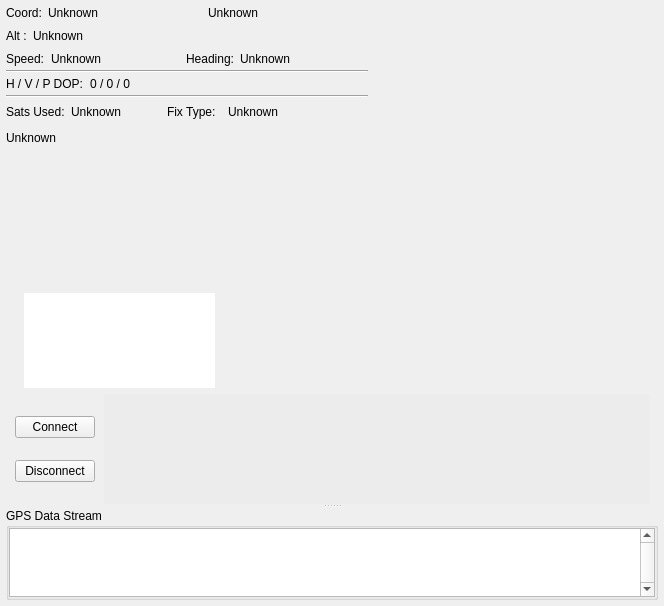
Old version of the form ground/gcs/src/plugins/gpsdisplay/gpsdisplaywidget.ui in the repository librepilot/LibrePilot.
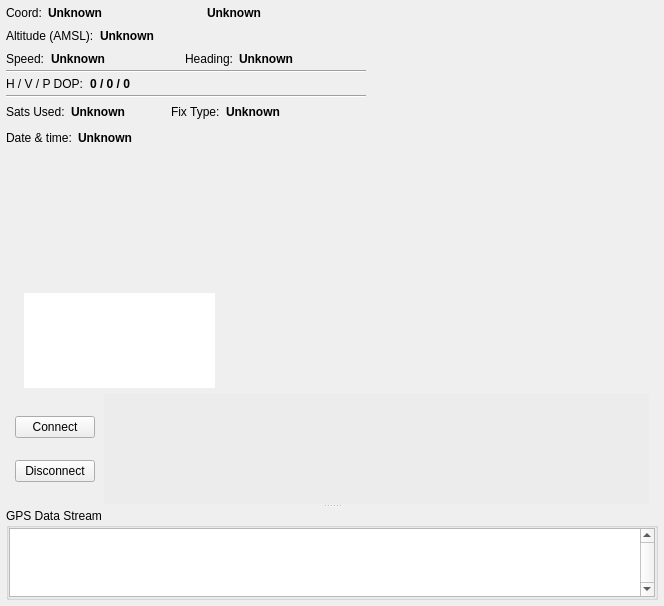
New version of the form. Custom widgets are drawn as their Qt base class.

Commit message:
LP-536 Second part of visual improvements for the GPS widget
- Improve Alt label in the GPS display widget. The displayed altitude is Above Mean Sea Level (AMSL).
  AMSL label has been added to clarify the reference from which this altitude is measured.
- Make values bold to draw more attention to them. The labels are less important.
- Replaced an empty horizontal layout by a vertical spacer

The edit to the form file:
```diff
--- a/ground/gcs/src/plugins/gpsdisplay/gpsdisplaywidget.ui
+++ b/ground/gcs/src/plugins/gpsdisplay/gpsdisplaywidget.ui
@@ -83,6 +83,12 @@
            </item>
            <item>
             <widget class="QLabel" name="coord_value">
+             <property name="font">
+              <font>
+               <weight>75</weight>
+               <bold>true</bold>
+              </font>
+             </property>
              <property name="text">
               <string>Unknown</string>
              </property>
@@ -106,6 +112,12 @@
            </item>
            <item>
             <widget class="QLabel" name="coord_value_2">
+             <property name="font">
+              <font>
+               <weight>75</weight>
+               <bold>true</bold>
+              </font>
+             </property>
              <property name="text">
               <string>Unknown</string>
              </property>
@@ -153,7 +165,7 @@
            <item>
             <widget class="QLabel" name="alt_label">
              <property name="text">
-              <string>Alt :</string>
+              <string>Altitude (AMSL):</string>
              </property>
             </widget>
            </item>
@@ -175,6 +187,12 @@
            </item>
            <item>
             <widget class="QLabel" name="coord_value_3">
+             <property name="font">
+              <font>
+               <weight>75</weight>
+               <bold>true</bold>
+              </font>
+             </property>
              <property name="text">
               <string>Unknown</string>
              </property>
@@ -241,6 +259,12 @@
            </item>
            <item>
             <widget class="QLabel" name="speed_value">
+             <property name="font">
+              <font>
+               <weight>75</weight>
+               <bold>true</bold>
+              </font>
+             </property>
              <property name="text">
               <string>Unknown</string>
              </property>
@@ -290,6 +314,12 @@
            </item>
            <item>
             <widget class="QLabel" name="bear_value">
+             <property name="font">
+              <font>
+               <weight>75</weight>
+               <bold>true</bold>
+              </font>
+             </property>
              <property name="text">
               <string>Unknown</string>
              </property>
@@ -363,6 +393,12 @@
            </item>
            <item>
             <widget class="QLabel" name="dop_value">
+             <property name="font">
+              <font>
+               <weight>75</weight>
+               <bold>true</bold>
+              </font>
+             </property>
              <property name="text">
               <string>0 / 0 / 0</string>
              </property>
@@ -410,7 +446,7 @@
           </spacer>
          </item>
          <item>
-          <layout class="QHBoxLayout" name="infoHorizontalLayout4" stretch="0,0,1,0,0,0,0,0,0,0">
+          <layout class="QHBoxLayout" name="infoHorizontalLayout4" stretch="0,0,1,0,0,0,0,0,0">
            <property name="spacing">
             <number>0</number>
            </property>
@@ -457,6 +493,12 @@
                <height>16777215</height>
               </size>
              </property>
+             <property name="font">
+              <font>
+               <weight>75</weight>
+               <bold>true</bold>
+              </font>
+             </property>
              <property name="text">
               <string>Unknown</string>
              </property>
@@ -514,22 +556,6 @@
              </property>
             </spacer>
            </item>
-           <item>
-            <spacer name="horizontalSpacer_12">
-             <property name="orientation">
-              <enum>Qt::Horizontal</enum>
-             </property>
-             <property name="sizeType">
-              <enum>QSizePolicy::Expanding</enum>
-             </property>
-             <property name="sizeHint" stdset="0">
-              <size>
-               <width>6</width>
-               <height>0</height>
-              </size>
-             </property>
-            </spacer>
-           </item>
            <item>
             <widget class="QLabel" name="fix_value">
              <property name="minimumSize">
@@ -538,6 +564,12 @@
                <height>0</height>
               </size>
              </property>
+             <property name="font">
+              <font>
+               <weight>75</weight>
+               <bold>true</bold>
+              </font>
+             </property>
              <property name="text">
               <string>Unknown</string>
              </property>
@@ -575,13 +607,36 @@
           </spacer>
          </item>
          <item>
-          <layout class="QHBoxLayout" name="infoHorizontalLayout5" stretch="0,0">
+          <layout class="QHBoxLayout" name="infoHorizontalLayout5" stretch="0,0,0,0">
            <property name="spacing">
             <number>0</number>
            </property>
            <property name="topMargin">
             <number>0</number>
            </property>
+           <item>
+            <widget class="QLabel" name="datetime_label">
+             <property name="text">
+              <string>Date &amp; time:</string>
+             </property>
+            </widget>
+           </item>
+           <item>
+            <spacer name="horizontalSpacer_22">
+             <property name="orientation">
+              <enum>Qt::Horizontal</enum>
+             </property>
+             <property name="sizeType">
+              <enum>QSizePolicy::Minimum</enum>
+             </property>
+             <property name="sizeHint" stdset="0">
+              <size>
+               <width>6</width>
+               <height>0</height>
+              </size>
+             </property>
+            </spacer>
+           </item>
            <item>
             <widget class="QLabel" name="time_value">
              <property name="maximumSize">
@@ -590,6 +645,12 @@
                <height>16777215</height>
               </size>
              </property>
+             <property name="font">
+              <font>
+               <weight>75</weight>
+               <bold>true</bold>
+              </font>
+             </property>
              <property name="text">
               <string>Unknown</string>
              </property>
@@ -611,11 +672,20 @@
           </layout>
          </item>
          <item>
-          <layout class="QHBoxLayout" name="horizontalLayout_3">
-           <property name="topMargin">
-            <number>0</number>
+          <spacer name="verticalSpacer_1">
+           <property name="orientation">
+            <enum>Qt::Vertical</enum>
            </property>
-          </layout>
+           <property name="sizeType">
+            <enum>QSizePolicy::Expanding</enum>
+           </property>
+           <property name="sizeHint" stdset="0">
+            <size>
+             <width>20</width>
+             <height>4</height>
+            </size>
+           </property>
+          </spacer>
          </item>
          <item>
           <spacer name="verticalSpacer">
```
Left out of the diff: 2 changed lines with no effect on the pictures.
